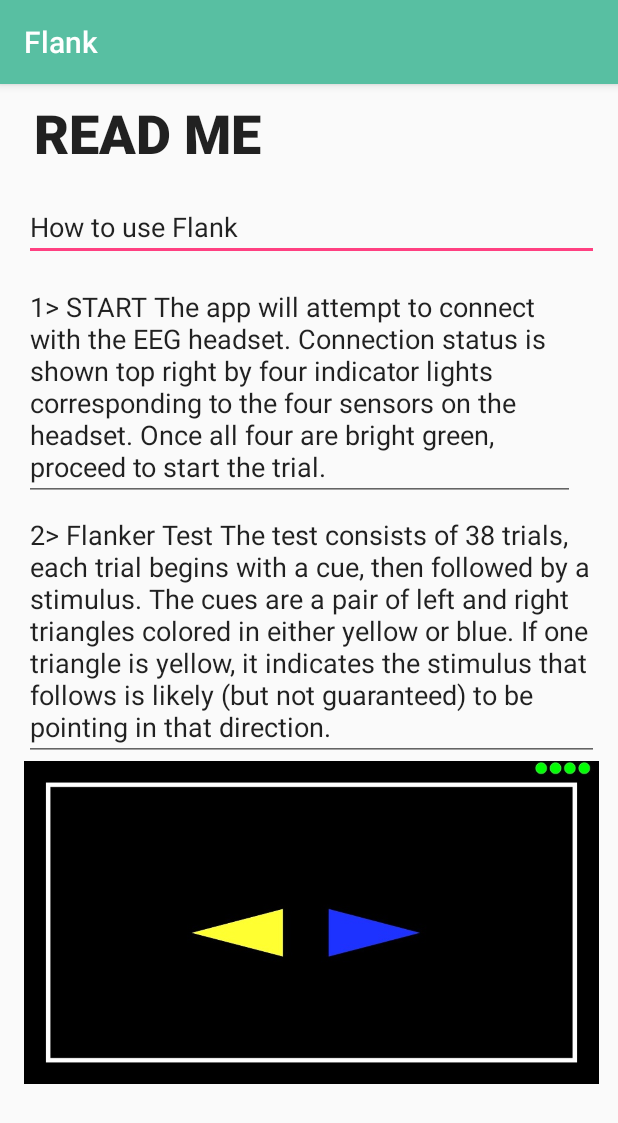
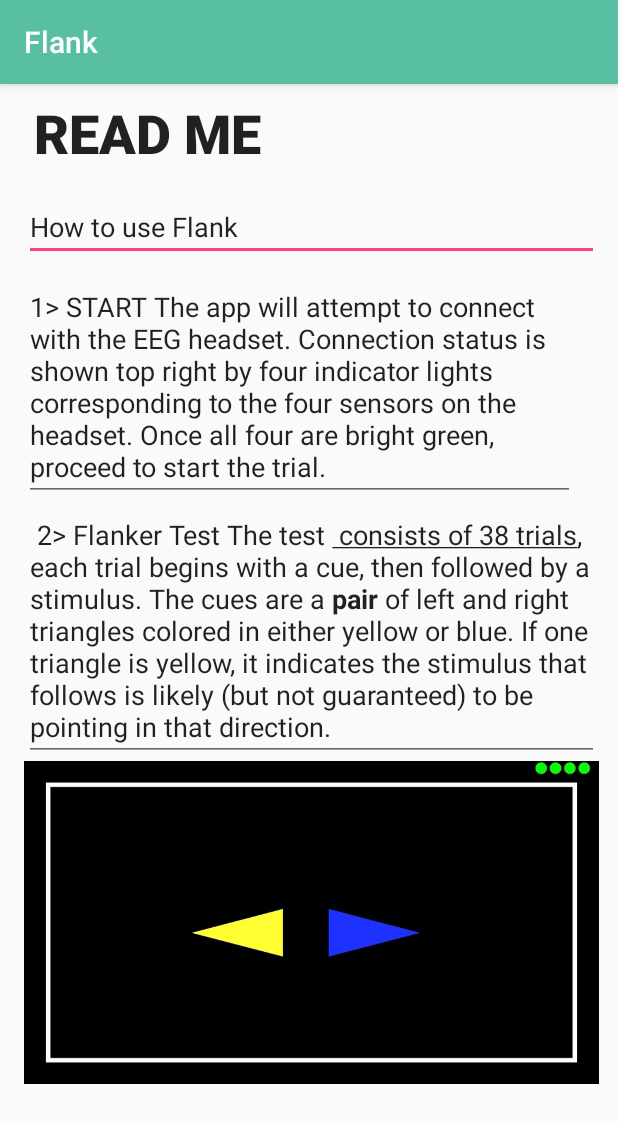
Before and after one commit to UBCMint/MuseAndroidApp, an Android app: the readMeActivity screen opened directly, with no data from a screen before it, on a phone screen of 412 x 824 dp. Shown: the top 1123 px of the screen. Run offline under Robolectric (Android 15) with nearby library versions, the light colour scheme and no system bars.

Commit message:
Work in progress: Read Me/How to use page button updated

```diff
--- a/app/src/main/res/layout/activity_initial.xml
+++ b/app/src/main/res/layout/activity_initial.xml
@@ -57,14 +57,13 @@
             android:layout_width="wrap_content"
             android:layout_height="64dp"
             android:layout_marginLeft="8dp"
+            android:layout_marginTop="16dp"
             android:layout_marginRight="8dp"
-            android:layout_marginTop="16dp"
-            android:onClick="@{() -> activity.viewHistoryClicked()}"
             android:text='View past results'
             app:layout_constraintHorizontal_bias="0.494"
             app:layout_constraintLeft_toLeftOf="parent"
             app:layout_constraintRight_toRightOf="parent"
-            app:layout_constraintTop_toBottomOf="@id/scanButton"/>
+            app:layout_constraintTop_toBottomOf="@id/scanButton" />
 
         <TextView
             android:id="@+id/textView"
@@ -118,6 +117,7 @@
             android:layout_width="0dp"
             android:layout_height="wrap_content"
             android:layout_marginTop="16dp"
+            android:onClick="readMeOnClick"
             android:text="Read Me"
             app:layout_constraintEnd_toEndOf="@+id/skipButton"
             app:layout_constraintStart_toStartOf="@+id/skipButton"
--- a/app/src/main/res/layout/activity_read_me.xml
+++ b/app/src/main/res/layout/activity_read_me.xml
@@ -5,6 +5,23 @@
     android:layout_width="match_parent"
     android:layout_height="match_parent"
     tools:context=".readMeActivity">
+
+    <TextView
+        android:id="@+id/RMtitle"
+        android:layout_width="367dp"
+        android:layout_height="wrap_content"
+        android:layout_marginStart="8dp"
+        android:layout_marginTop="8dp"
+        android:layout_marginEnd="8dp"
+        android:fontFamily="sans-serif-black"
+        android:text="READ ME"
+        android:textAppearance="@style/TextAppearance.AppCompat.Title"
+        android:textSize="36sp"
+        android:textStyle="bold"
+        android:typeface="normal"
+        app:layout_constraintEnd_toEndOf="parent"
+        app:layout_constraintStart_toStartOf="parent"
+        app:layout_constraintTop_toTopOf="parent" />
 
     <ScrollView
         android:id="@+id/scrollView2"
@@ -71,21 +88,4 @@
         </LinearLayout>
     </ScrollView>
 
-    <TextView
-        android:id="@+id/RMtitle"
-        android:layout_width="367dp"
-        android:layout_height="wrap_content"
-        android:layout_marginStart="8dp"
-        android:layout_marginTop="8dp"
-        android:layout_marginEnd="8dp"
-        android:fontFamily="sans-serif-black"
-        android:text="READ ME"
-        android:textAppearance="@style/TextAppearance.AppCompat.Title"
-        android:textSize="36sp"
-        android:textStyle="bold"
-        android:typeface="normal"
-        app:layout_constraintEnd_toEndOf="parent"
-        app:layout_constraintStart_toStartOf="parent"
-        app:layout_constraintTop_toTopOf="parent" />
-
 </android.support.constraint.ConstraintLayout>
--- a/app/src/main/res/values/strings.xml
+++ b/app/src/main/res/values/strings.xml
@@ -6,10 +6,5 @@
         corresponding to the four sensors on the headset.
         Once all four are bright green, proceed to start the trial.
     ]]></string>
-    <string name="Step2"><![CDATA[
-        2> Flanker Test The test consists of 38 trials, each trial begins with a cue, then followed by a stimulus.
-        The cues are a pair of left and right triangles colored in either yellow or blue.
-         If one triangle is yellow, it indicates the stimulus that follows is likely
-         (but not guaranteed) to be pointing in that direction.
-    ]]></string>
+    <string name="Step2"><p align='left'> 2> <bold>Flanker Test</bold> The test <u> consists of 38 trials</u>, each trial begins with a cue, then followed by a stimulus. The cues are a <b>pair</b> of left and right triangles colored in either yellow or blue. If one triangle is yellow, it indicates the stimulus that follows is likely (but not guaranteed) to be pointing in that direction.</p></string>
 </resources>
```
Also changed, not shown: app/src/main/java/ca/ubc/best/mint/museandroidapp/InitialActivity.java (+2 -14 lines).
